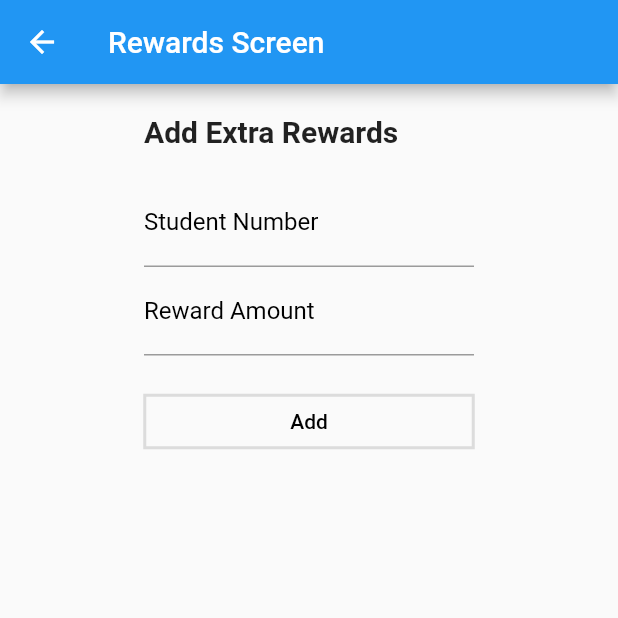
After one commit to gdsc-conestoga/referral-tracker-app, a Flutter app: the RewardsScreen screen opened by its route, on a phone screen of 412 x 824 dp, the top half of it. The commit adds this screen. Run offline on Flutter 3.47's test engine with Material 2 defaults, Android fonts, the phone set to English and light mode, and no system bars; our stand-ins replace cloud_firestore, firebase_auth, firebase_core; accounts and stored records are empty; generated files the repository leaves out were written again.

Commit message:
Add rewards screen for admin panel

```diff
--- a/lib/routes.dart
+++ b/lib/routes.dart
@@ -3,11 +3,13 @@ import 'package:referral_tracker/screens/dashboard_screen.dart';
 import 'package:referral_tracker/screens/login_screen.dart';
 import 'package:referral_tracker/screens/membership_application_screen.dart';
 import 'package:referral_tracker/screens/store_screen.dart';
+import 'package:referral_tracker/screens/rewards_screen.dart';
 
 final Map<String, Widget Function(BuildContext)> routes = {
   LogInScreen.id: (context) => const LogInScreen(),
   DashboardScreen.id: (context) => const DashboardScreen(),
   StoreScreen.id: (context) => const StoreScreen(),
+  RewardsScreen.id: (context) => const RewardsScreen(),
   MembershipApplicationScreen.id: (context) =>
       const MembershipApplicationScreen(),
 };
--- a/lib/screens/dashboard_screen.dart
+++ b/lib/screens/dashboard_screen.dart
@@ -1,5 +1,6 @@
 import 'package:flutter/material.dart';
 import 'package:referral_tracker/screens/store_screen.dart';
+import 'package:referral_tracker/screens/rewards_screen.dart';
 import 'package:referral_tracker/widgets/appBarButtons.dart';
 import 'package:referral_tracker/widgets/appName.dart';
 import 'package:referral_tracker/widgets/leaderboard.dart';
@@ -33,6 +34,11 @@ class DashboardScreen extends StatelessWidget {
               width: 40,
             ),
             appBarPageButton(context, StoreScreen.nameOnAppBar, StoreScreen.id),
+            const SizedBox(
+              width: 40,
+            ),
+            appBarPageButton(
+                context, RewardsScreen.nameOnAppBar, RewardsScreen.id),
           ],
         ),
         actions: <Widget>[
--- /dev/null
+++ b/lib/screens/rewards_screen.dart
@@ -0,0 +1,102 @@
+import 'package:flutter/material.dart';
+import 'package:referral_tracker/widgets/pageTitle.dart';
+
+class RewardsScreen extends StatefulWidget {
+  static const String id = '/rewards';
+  static const String nameOnAppBar = "Rewards";
+  static const String _nameOnTitle = "Add Extra Rewards";
+  static const double _columnWidth = 220;
+
+  const RewardsScreen({Key? key}) : super(key: key);
+
+  @override
+  State<RewardsScreen> createState() => RewardsScreenState();
+}
+
+class RewardsScreenState extends State<RewardsScreen> {
+  String studentNumber = "";
+  String reward_amount = "";
+
+  @override
+  Widget build(BuildContext context) {
+    return Scaffold(
+      appBar: AppBar(
+        title: const Text("Rewards Screen"),
+      ),
+      body: Center(
+        child: SizedBox(
+          child: Column(
+            children: [
+              const SizedBox(
+                height: 20,
+              ),
+              SizedBox(
+                width: RewardsScreen._columnWidth,
+                child: Align(
+                  alignment: Alignment.centerLeft,
+                  child: pageTitle(RewardsScreen._nameOnTitle),
+                ),
+              ),
+              const SizedBox(
+                height: 20,
+              ),
+              SizedBox(
+                width: RewardsScreen._columnWidth,
+                child: TextFormField(
+                  decoration: const InputDecoration(
+                    border: UnderlineInputBorder(),
+                    labelText: "Student Number",
+                    labelStyle: TextStyle(
+                      fontSize: 16,
+                      color: Colors.black,
+                    ),
+                  ),
+                  onChanged: (value) {
+                    studentNumber = value;
+                  },
+                ),
+              ),
+              SizedBox(
+                width: RewardsScreen._columnWidth,
+                child: TextFormField(
+                  decoration: const InputDecoration(
+                    border: UnderlineInputBorder(),
+                    labelText: "Reward Amount",
+                    labelStyle: TextStyle(
+                      fontSize: 16,
+                      color: Colors.black,
+                    ),
+                  ),
+                  onChanged: (value) {
+                    reward_amount = value;
+                  },
+                ),
+              ),
+              const SizedBox(
+                height: 20,
+              ),
+              SizedBox(
+                width: RewardsScreen._columnWidth,
+                child: OutlinedButton(
+                  style: OutlinedButton.styleFrom(
+                    shape: const BeveledRectangleBorder(),
+                  ),
+                  onPressed: () async {
+                    // todo:
+                  },
+                  child: const Text(
+                    "Add",
+                    style: TextStyle(color: Colors.black),
+                  ),
+                ),
+              ),
+              const SizedBox(
+                height: 20,
+              ),
+            ],
+          ),
+        ),
+      ),
+    );
+  }
+}
```
Also changed, not shown: pubspec.lock.
